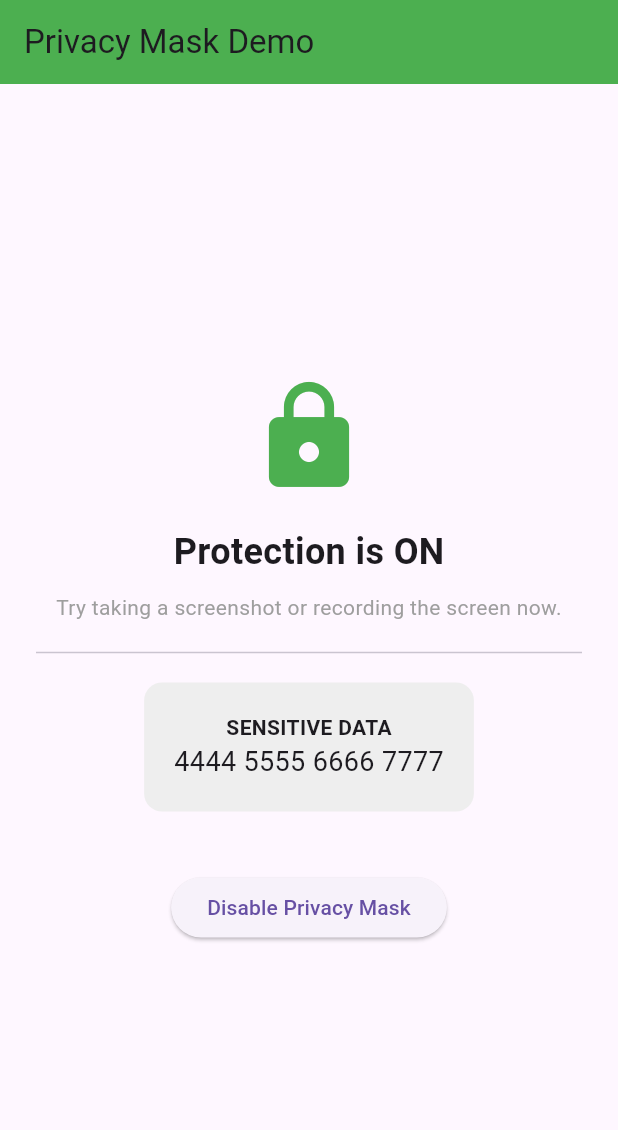
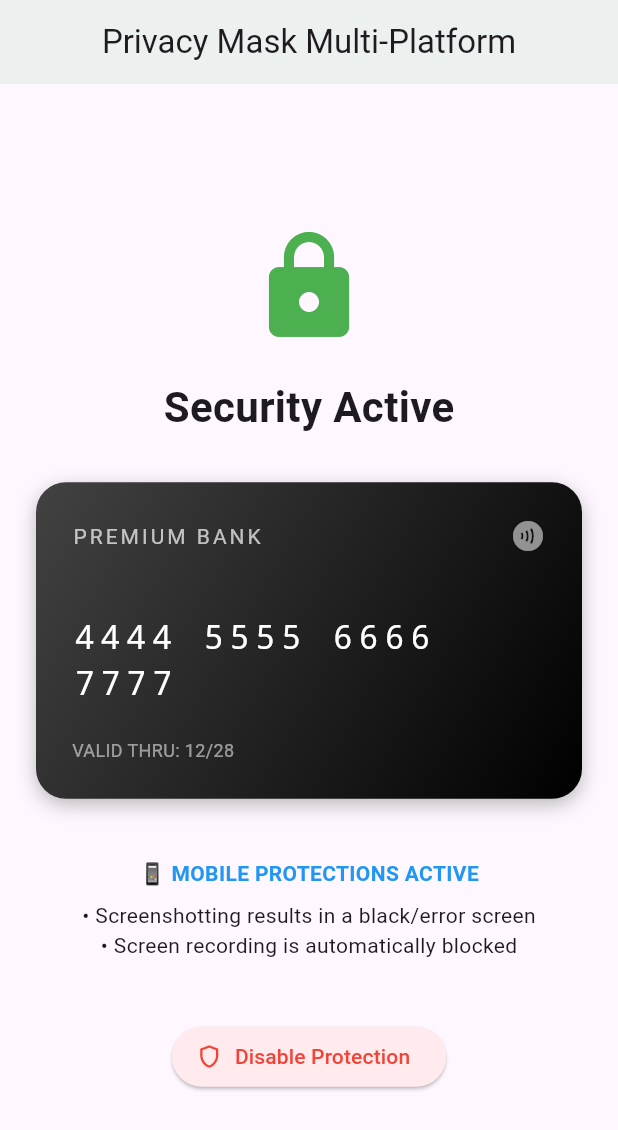
Before and after one commit to VladRoscaDev/privacy_mask, a Flutter app: the screen it shows after launch, on a phone screen of 412 x 824 dp. Shown: the top 1130 px of the screen. Run offline on Flutter 3.47's test engine with Material 3 defaults, Android fonts, the phone set to English and light mode, and no system bars; our stand-ins replace plugin_platform_interface, web; missing offline and left inert: dart:js_interop.

Commit message:
Added web support

```diff
--- a/example/lib/main.dart
+++ b/example/lib/main.dart
@@ -1,4 +1,5 @@
 import 'package:flutter/material.dart';
+import 'package:flutter/foundation.dart'; // To check kIsWeb
 import 'package:privacy_mask/privacy_mask.dart';
 
 void main() {
@@ -19,81 +20,50 @@ class _MyAppState extends State<MyApp> {
   Widget build(BuildContext context) {
     return MaterialApp(
       debugShowCheckedModeBanner: false,
-      home: _buildWithPrivacy(),
-    );
-  }
-
-  PrivacyMask _buildWithPrivacy() {
-    return PrivacyMask(
-      // The magic happens here:
-      // When 'enabled' is true, the native platform flags are set.
+      theme: ThemeData(useMaterial3: true),
+      home: PrivacyMask(
         enabled: _isProtectionEnabled,
         child: Scaffold(
           appBar: AppBar(
-          title: const Text('Privacy Mask Demo'),
-          backgroundColor: _isProtectionEnabled ? Colors.green : Colors.red,
+            title: const Text('Privacy Mask Multi-Platform'),
+            centerTitle: true,
+            backgroundColor: _isProtectionEnabled
+                ? Colors.green.withValues(alpha: 0.1)
+                : Colors.red.withValues(alpha: 0.1),
           ),
           body: Center(
-          child: Padding(
+            child: SingleChildScrollView(
               padding: const EdgeInsets.all(24.0),
               child: Column(
                 mainAxisAlignment: MainAxisAlignment.center,
                 children: [
-                Icon(
-                  _isProtectionEnabled ? Icons.lock : Icons.lock_open,
-                  size: 80,
-                  color: _isProtectionEnabled ? Colors.green : Colors.red,
+                  _buildStatusHeader(),
+                  const SizedBox(height: 30),
+                  _buildSensitiveCard(),
+                  const SizedBox(height: 40),
+                  _buildPlatformInstructions(),
+                  const SizedBox(height: 40),
+                  ElevatedButton.icon(
+                    onPressed: () => setState(
+                      () => _isProtectionEnabled = !_isProtectionEnabled,
                     ),
-                const SizedBox(height: 20),
-                Text(
+                    icon: Icon(
                       _isProtectionEnabled
-                      ? "Protection is ON"
-                      : "Protection is OFF",
-                  style: const TextStyle(
-                    fontSize: 24,
-                    fontWeight: FontWeight.bold,
+                          ? Icons.shield_outlined
+                          : Icons.shield,
                     ),
+                    label: Text(
+                      _isProtectionEnabled
+                          ? "Disable Protection"
+                          : "Enable Protection",
                     ),
-                const SizedBox(height: 10),
-                const Text(
-                  "Try taking a screenshot or recording the screen now.",
-                  textAlign: TextAlign.center,
-                  style: TextStyle(color: Colors.grey),
-                ),
-                const Divider(height: 40),
-
-                // This represents sensitive information (like a bank card)
-                Container(
-                  padding: const EdgeInsets.all(20),
-                  decoration: BoxDecoration(
-                    color: Colors.grey[200],
-                    borderRadius: BorderRadius.circular(12),
-                  ),
-                  child: const Column(
-                    children: [
-                      Text(
-                        "SENSITIVE DATA",
-                        style: TextStyle(fontWeight: FontWeight.bold),
-                      ),
-                      Text(
-                        "4444 5555 6666 7777",
-                        style: TextStyle(fontSize: 18),
-                      ),
-                    ],
-                  ),
-                ),
-
-                const SizedBox(height: 40),
-                ElevatedButton(
-                  onPressed: () {
-                    setState(() {
-                      _isProtectionEnabled = !_isProtectionEnabled;
-                    });
-                  },
-                  child: Text(
-                    _isProtectionEnabled
-                        ? "Disable Privacy Mask"
-                        : "Enable Privacy Mask",
+                    style: ElevatedButton.styleFrom(
+                      backgroundColor: _isProtectionEnabled
+                          ? Colors.red[50]
+                          : Colors.green[50],
+                      foregroundColor: _isProtectionEnabled
+                          ? Colors.red
+                          : Colors.green,
                     ),
                   ),
                 ],
@@ -101,6 +71,113 @@ class _MyAppState extends State<MyApp> {
             ),
           ),
         ),
+      ),
+    );
+  }
+
+  Widget _buildStatusHeader() {
+    return Column(
+      children: [
+        Icon(
+          _isProtectionEnabled ? Icons.lock_rounded : Icons.lock_open_rounded,
+          size: 80,
+          color: _isProtectionEnabled ? Colors.green : Colors.red,
+        ),
+        const SizedBox(height: 20),
+        Text(
+          _isProtectionEnabled ? "Security Active" : "Security Paused",
+          style: const TextStyle(fontSize: 28, fontWeight: FontWeight.bold),
+        ),
+      ],
+    );
+  }
+
+  Widget _buildSensitiveCard() {
+    return Container(
+      width: double.infinity,
+      constraints: const BoxConstraints(maxWidth: 400),
+      padding: const EdgeInsets.all(24),
+      decoration: BoxDecoration(
+        gradient: LinearGradient(
+          colors: [Colors.grey[800]!, Colors.black],
+          begin: Alignment.topLeft,
+          end: Alignment.bottomRight,
+        ),
+        borderRadius: BorderRadius.circular(20),
+        boxShadow: [
+          BoxShadow(
+            color: Colors.black26,
+            blurRadius: 10,
+            offset: Offset(0, 4),
+          ),
+        ],
+      ),
+      child: Column(
+        crossAxisAlignment: CrossAxisAlignment.start,
+        children: [
+          Row(
+            mainAxisAlignment: MainAxisAlignment.spaceBetween,
+            children: [
+              const Text(
+                "PREMIUM BANK",
+                style: TextStyle(color: Colors.white70, letterSpacing: 2),
+              ),
+              Icon(Icons.contactless, color: Colors.white54),
+            ],
+          ),
+          const SizedBox(height: 40),
+          const Text(
+            "4444 5555 6666 7777",
+            style: TextStyle(
+              color: Colors.white,
+              fontSize: 22,
+              letterSpacing: 4,
+              fontFamily: 'Courier',
+            ),
+          ),
+          const SizedBox(height: 20),
+          const Text(
+            "VALID THRU: 12/28",
+            style: TextStyle(color: Colors.white54, fontSize: 12),
+          ),
+        ],
+      ),
+    );
+  }
+
+  Widget _buildPlatformInstructions() {
+    if (kIsWeb) {
+      return Container(
+        padding: const EdgeInsets.all(16),
+        decoration: BoxDecoration(
+          color: Colors.blue[50],
+          borderRadius: BorderRadius.circular(12),
+        ),
+        child: const Column(
+          children: [
+            Text(
+              "🌐 WEB PROTECTIONS ACTIVE",
+              style: TextStyle(fontWeight: FontWeight.bold, color: Colors.blue),
+            ),
+            SizedBox(height: 8),
+            Text("• Try to switch tabs or click outside the window (Blur)"),
+            Text("• Try to Right-Click or Copy text (Blocked)"),
+            Text("• Try to Print / Save as PDF (Hidden)"),
+          ],
+        ),
+      );
+    }
+
+    return const Column(
+      children: [
+        Text(
+          "📱 MOBILE PROTECTIONS ACTIVE",
+          style: TextStyle(fontWeight: FontWeight.bold, color: Colors.blue),
+        ),
+        SizedBox(height: 8),
+        Text("• Screenshotting results in a black/error screen"),
+        Text("• Screen recording is automatically blocked"),
+      ],
     );
   }
 }
--- a/pubspec.yaml
+++ b/pubspec.yaml
@@ -32,4 +32,4 @@ flutter:
         pluginClass: PrivacyMaskPlugin
       web:
         pluginClass: PrivacyMaskWeb
-        fileName: lib/privacy_mask_web.dart # Note the lib/ path
+        fileName: privacy_mask_web.dart
```
Also changed, not shown: example/pubspec.lock, example/web_privacy_off.png (added), example/web_privacy_on.png (added), 11 other files. Lines whose indentation alone changed are shown as unchanged.
